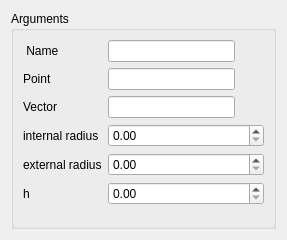
Old version of the form src/HEXABLOCKGUI/Pipe_QTD.ui in the repository SalomePlatform/hexablock.
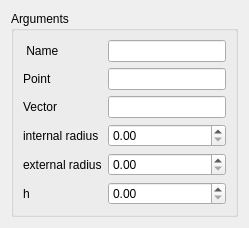
New version of the form.

```diff
--- a/src/HEXABLOCKGUI/Pipe_QTD.ui
+++ b/src/HEXABLOCKGUI/Pipe_QTD.ui
@@ -6,10 +6,16 @@
    <rect>
     <x>0</x>
     <y>0</y>
-    <width>287</width>
-    <height>240</height>
+    <width>249</width>
+    <height>227</height>
    </rect>
   </property>
+  <property name="sizePolicy">
+   <sizepolicy hsizetype="Preferred" vsizetype="Fixed">
+    <horstretch>0</horstretch>
+    <verstretch>0</verstretch>
+   </sizepolicy>
+  </property>
   <property name="windowTitle">
    <string>Pipe Construction</string>
   </property>
```
